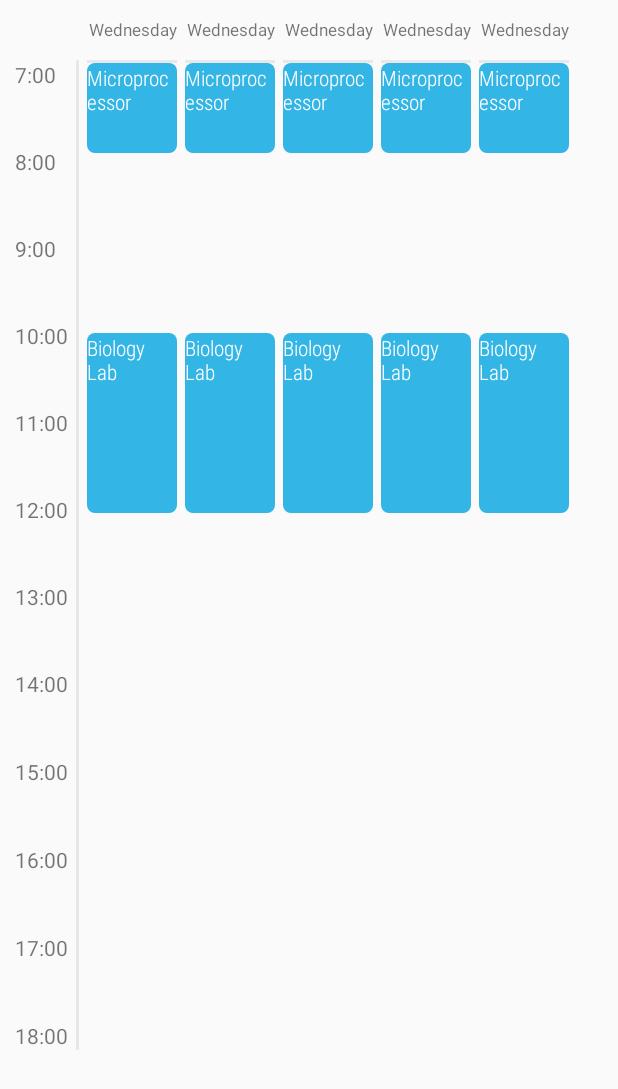
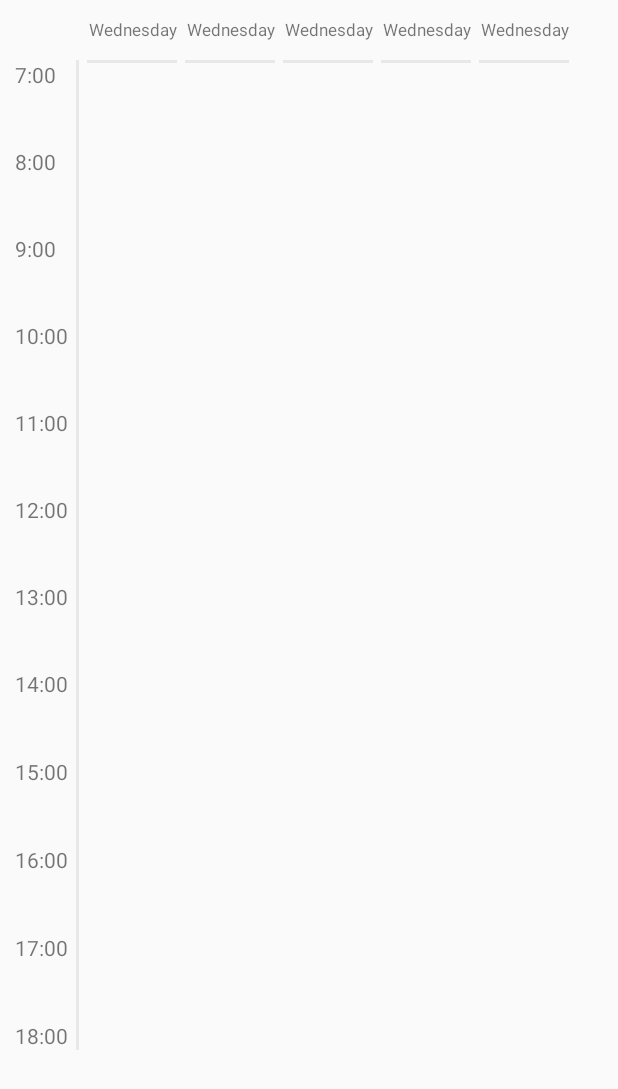
Before and after one commit to tomoaki3284/WSUCourseHelperApp, an Android app: the layout graph_layout.xml on its own in the app's theme, with its tools: preview values and no code run, on a phone screen of 412 x 824 dp. Shown: the top 1089 px of the screen. Run offline under Robolectric (Android 15) with nearby library versions, the phone set to English and light mode, and no system bars.

Commit message:
Schedule Graph Changes: > User can visualize their pre schedule courses on Schedule tab. > Course that has two class in a day, would be display correctly as well.
Changes on Model:
> some of the courses has two class in a day, so changed the attribute of EnumMap<DayOfWeek, Hours> to <DayOfWeek, List<Hours>>.

```diff
--- a/app/src/main/res/drawable/course_cell.xml
+++ b/app/src/main/res/drawable/course_cell.xml
@@ -2,5 +2,5 @@
 <shape xmlns:android="http://schemas.android.com/apk/res/android"
     android:shape="rectangle">
     <solid android:color="@android:color/holo_blue_light" />
-    <corners android:radius="5dp" />
+    <corners android:radius="8dp" />
 </shape>
--- a/app/src/main/res/layout/dayofweek_schedule_layout.xml
+++ b/app/src/main/res/layout/dayofweek_schedule_layout.xml
@@ -18,31 +18,10 @@
         android:layout_height="2dp"
         android:background="#e8e8e8"/>
 
-    <LinearLayout
+    <RelativeLayout
         android:id="@+id/timeCol"
         android:layout_width="match_parent"
-        android:layout_height="wrap_content"
-        android:orientation="vertical">
-
-        <TextView
-            android:layout_width="match_parent"
-            android:layout_height="60dp"
-            android:background="@drawable/course_cell"
-            android:text="Microprocessor"
-            android:textColor="@android:color/white"
-            android:fontFamily="sans-serif-condensed-light"/>
-
-        <androidx.legacy.widget.Space
-            android:layout_width="match_parent"
-            android:layout_height="120dp"/>
-
-        <TextView
-            android:layout_width="match_parent"
-            android:layout_height="120dp"
-            android:background="@drawable/course_cell"
-            android:text="Biology Lab"
-            android:textColor="@android:color/white"
-            android:fontFamily="sans-serif-condensed-light"/>
-    </LinearLayout>
+        android:layout_height="wrap_content">
+    </RelativeLayout>
 
 </LinearLayout>
--- a/app/src/main/res/values/dimens.xml
+++ b/app/src/main/res/values/dimens.xml
@@ -1,4 +1,5 @@
 <?xml version="1.0" encoding="utf-8"?>
 <resources>
   <dimen name="dialog_header_textSize">12dp</dimen>
+<!--  <dimen name=""-->
 </resources>
```
Also changed, not shown: app/src/main/java/com/example/coursehelper/Model/Course.java (+11 -11 lines), app/src/main/java/com/example/coursehelper/Model/Schedule.java (+27 -59 lines), app/src/main/java/com/example/coursehelper/View/CoursesFragment.java (+8 -1 lines), app/src/main/java/com/example/coursehelper/View/ScheduleFragment.java (+111 -12 lines), app/src/main/java/com/example/coursehelper/View/courseArrayAdapter.java (+5 -6 lines).
